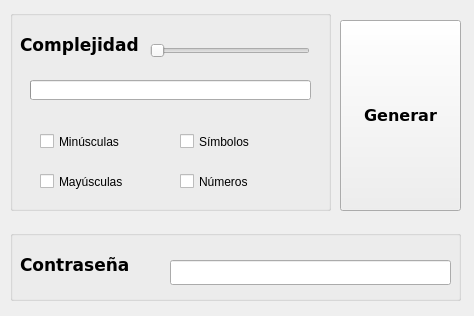
Qt form widget.ui (alvarosamudio/Password-Generator) before a commit.
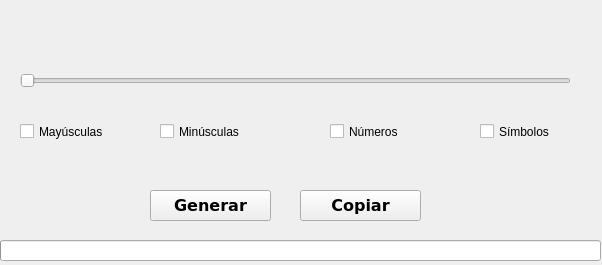
The same form after that commit.

Commit message:
style: improve UI aesthetics
Adjust widget layout and button styling

Patch:
```diff
--- a/widget.ui
+++ b/widget.ui
@@ -6,83 +6,24 @@
    <rect>
     <x>0</x>
     <y>0</y>
-    <width>474</width>
-    <height>316</height>
+    <width>602</width>
+    <height>265</height>
    </rect>
   </property>
   <property name="windowTitle">
    <string>Widget</string>
   </property>
-  <widget class="QGroupBox" name="groupBox">
-   <property name="geometry">
-    <rect>
-     <x>10</x>
-     <y>230</y>
-     <width>451</width>
-     <height>71</height>
-    </rect>
-   </property>
-   <property name="title">
-    <string/>
-   </property>
-   <widget class="QLabel" name="label">
-    <property name="geometry">
-     <rect>
-      <x>10</x>
-      <y>10</y>
-      <width>151</width>
-      <height>51</height>
-     </rect>
-    </property>
-    <property name="font">
-     <font>
-      <family>DejaVu Sans</family>
-      <pointsize>13</pointsize>
-      <weight>75</weight>
-      <bold>true</bold>
-     </font>
-    </property>
-    <property name="text">
-     <string>Contraseña</string>
-    </property>
-   </widget>
-   <widget class="QLineEdit" name="lineEdit">
-    <property name="geometry">
-     <rect>
-      <x>160</x>
-      <y>30</y>
-      <width>281</width>
-      <height>25</height>
-     </rect>
-    </property>
-    <property name="maxLength">
-     <number>30</number>
-    </property>
-   </widget>
-  </widget>
-  <widget class="QGroupBox" name="groupBox_2">
-   <property name="geometry">
-    <rect>
-     <x>10</x>
-     <y>10</y>
-     <width>321</width>
-     <height>201</height>
-    </rect>
-   </property>
-   <property name="title">
-    <string/>
-   </property>
    <widget class="QSlider" name="horizontalSlider">
     <property name="geometry">
      <rect>
-      <x>140</x>
-      <y>20</y>
-      <width>160</width>
+     <x>20</x>
+     <y>60</y>
+     <width>551</width>
       <height>41</height>
      </rect>
     </property>
     <property name="maximum">
-     <number>30</number>
+    <number>64</number>
     </property>
     <property name="pageStep">
      <number>5</number>
@@ -91,53 +32,10 @@
      <enum>Qt::Horizontal</enum>
     </property>
    </widget>
-   <widget class="QProgressBar" name="progressBar">
-    <property name="geometry">
-     <rect>
-      <x>20</x>
-      <y>70</y>
-      <width>281</width>
-      <height>20</height>
-     </rect>
-    </property>
-    <property name="maximum">
-     <number>30</number>
-    </property>
-    <property name="value">
-     <number>0</number>
-    </property>
-    <property name="textVisible">
-     <bool>false</bool>
-    </property>
-    <property name="format">
-     <string>%p</string>
-    </property>
-   </widget>
-   <widget class="QLabel" name="label_3">
-    <property name="geometry">
-     <rect>
-      <x>10</x>
-      <y>10</y>
-      <width>151</width>
-      <height>51</height>
-     </rect>
-    </property>
-    <property name="font">
-     <font>
-      <family>DejaVu Sans</family>
-      <pointsize>13</pointsize>
-      <weight>75</weight>
-      <bold>true</bold>
-     </font>
-    </property>
-    <property name="text">
-     <string>Complejidad</string>
-    </property>
-   </widget>
    <widget class="QCheckBox" name="checkBox">
     <property name="geometry">
      <rect>
-      <x>30</x>
+     <x>160</x>
       <y>120</y>
       <width>101</width>
       <height>23</height>
@@ -150,8 +48,8 @@
    <widget class="QCheckBox" name="checkBox_2">
     <property name="geometry">
      <rect>
-      <x>30</x>
-      <y>160</y>
+     <x>20</x>
+     <y>120</y>
       <width>101</width>
       <height>23</height>
      </rect>
@@ -163,7 +61,7 @@
    <widget class="QCheckBox" name="checkBox_3">
     <property name="geometry">
      <rect>
-      <x>170</x>
+     <x>480</x>
       <y>120</y>
       <width>141</width>
       <height>23</height>
@@ -176,8 +74,8 @@
    <widget class="QCheckBox" name="checkBox_4">
     <property name="geometry">
      <rect>
-      <x>170</x>
-      <y>160</y>
+     <x>330</x>
+     <y>120</y>
       <width>101</width>
       <height>23</height>
      </rect>
@@ -186,14 +84,56 @@
      <string>Números</string>
     </property>
    </widget>
+  <widget class="QProgressBar" name="progressBar">
+   <property name="geometry">
+    <rect>
+     <x>0</x>
+     <y>240</y>
+     <width>601</width>
+     <height>21</height>
+    </rect>
+   </property>
+   <property name="maximum">
+    <number>64</number>
+   </property>
+   <property name="value">
+    <number>0</number>
+   </property>
+   <property name="textVisible">
+    <bool>false</bool>
+   </property>
+   <property name="format">
+    <string>%p</string>
+   </property>
   </widget>
   <widget class="QPushButton" name="pushButton">
    <property name="geometry">
     <rect>
-     <x>340</x>
-     <y>20</y>
+     <x>300</x>
+     <y>190</y>
      <width>121</width>
-     <height>191</height>
+     <height>31</height>
+    </rect>
+   </property>
+   <property name="font">
+    <font>
+     <family>DejaVu Sans</family>
+     <pointsize>12</pointsize>
+     <weight>75</weight>
+     <bold>true</bold>
+    </font>
+   </property>
+   <property name="text">
+    <string>Copiar</string>
+   </property>
+  </widget>
+  <widget class="QPushButton" name="Generar">
+   <property name="geometry">
+    <rect>
+     <x>150</x>
+     <y>190</y>
+     <width>121</width>
+     <height>31</height>
     </rect>
    </property>
    <property name="font">
@@ -208,6 +148,28 @@
     <string>Generar</string>
    </property>
   </widget>
+  <widget class="QLabel" name="label">
+   <property name="geometry">
+    <rect>
+     <x>20</x>
+     <y>10</y>
+     <width>551</width>
+     <height>20</height>
+    </rect>
+   </property>
+   <property name="cursor">
+    <cursorShape>IBeamCursor</cursorShape>
+   </property>
+   <property name="layoutDirection">
+    <enum>Qt::LeftToRight</enum>
+   </property>
+   <property name="text">
+    <string/>
+   </property>
+   <property name="scaledContents">
+    <bool>true</bool>
+   </property>
+  </widget>
  </widget>
  <resources/>
  <connections/>
```
Left out of the diff: 2 changed lines with no effect on the pictures. Lines whose indentation alone changed are shown as unchanged. The commit also changes 7 other files.
